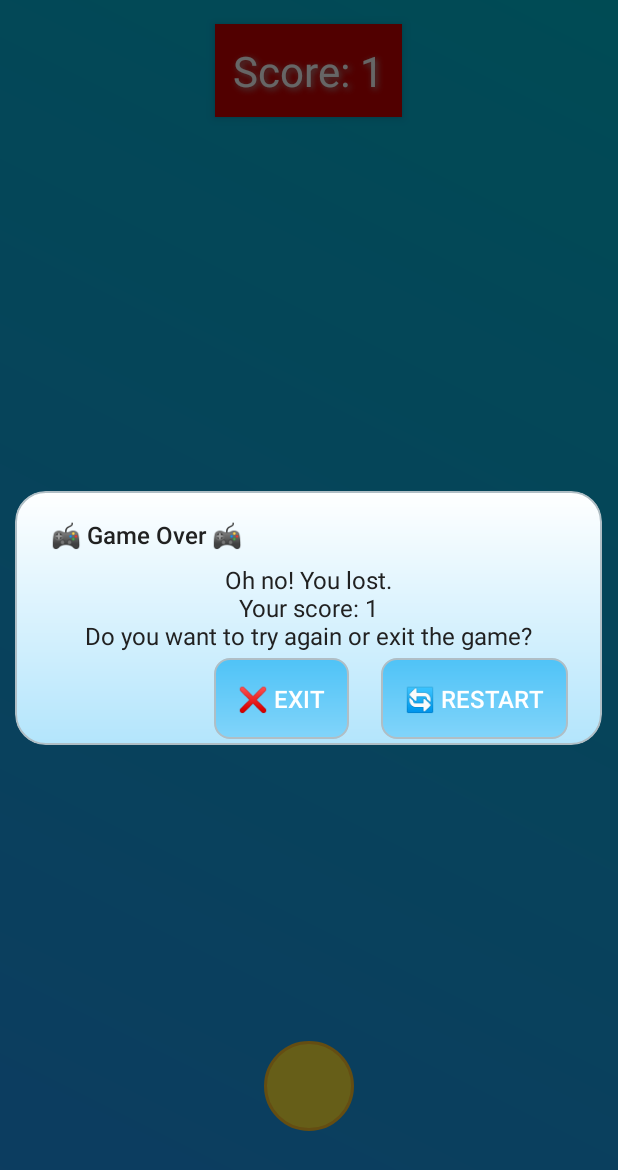
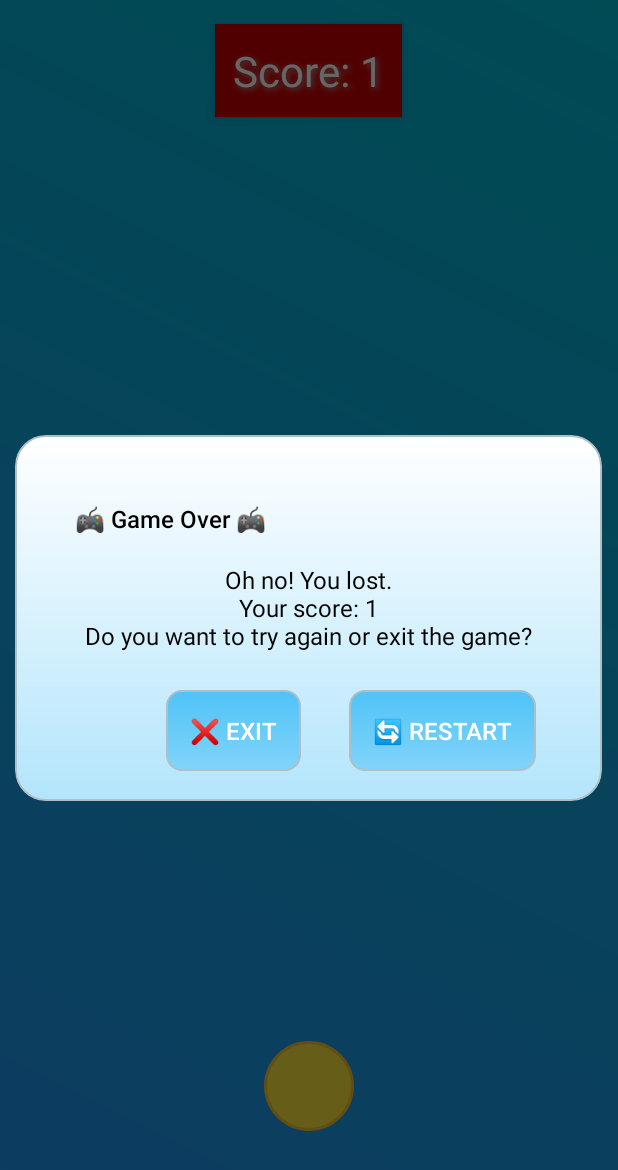
Before and after one commit to k-aghakhani/BallWallGame, an Android app: the screen it shows after launch (MainActivity), on a phone screen of 412 x 824 dp. Shown: the top 1170 px of the screen. Run offline under Robolectric (Android 15) with nearby library versions, the light colour scheme and no system bars.

Commit message:
Spacing between text and buttons: Using setPadding on messageText, I increased the vertical spacing between the text and buttons (32dp from the bottom of the text).

```diff
--- a/app/src/main/java/com/aghakhani/ballwallgame/MainActivity.java
+++ b/app/src/main/java/com/aghakhani/ballwallgame/MainActivity.java
@@ -191,6 +191,7 @@ public class MainActivity extends AppCompatActivity {
         mediaPlayer.setOnCompletionListener(MediaPlayer::release);
     }
 
+
     // Show a game over dialog with restart and exit options
     private void showGameOverDialog() {
         AlertDialog.Builder builder = new AlertDialog.Builder(this, R.style.CustomDialogTheme);
@@ -235,16 +236,31 @@ public class MainActivity extends AppCompatActivity {
                     LinearLayout.LayoutParams.WRAP_CONTENT,
                     LinearLayout.LayoutParams.WRAP_CONTENT
             );
-            params.setMargins(16, 0, 16, 0); // Horizontal margin between buttons
+            params.setMargins(24, 0, 24, 0); // Increase horizontal margin between buttons
             positiveButton.setLayoutParams(params);
             negativeButton.setLayoutParams(params);
         }
 
-        // Center the message text
+        // Center the message text and ensure readability
         TextView messageText = (TextView) dialog.findViewById(android.R.id.message);
         if (messageText != null) {
-            messageText.setTextSize(16);
+            messageText.setTextSize(16); // Ensure readable size
+            messageText.setTextColor(Color.BLACK); // Force black text for contrast
             messageText.setGravity(android.view.Gravity.CENTER);
+            messageText.setPadding(0, 0, 0, 32); // Add bottom padding to increase space between text and buttons
+        }
+
+        // Ensure the title is readable and add padding
+        TextView titleText = (TextView) dialog.findViewById(getResources().getIdentifier("alertTitle", "id", "android"));
+        if (titleText != null) {
+            titleText.setTextColor(Color.BLACK); // Force black text for contrast
+            titleText.setPadding(0, 16, 0, 16); // Add padding to the title for better spacing
+        }
+
+        // Add padding to the dialog content to create more space
+        View dialogView = dialog.findViewById(android.R.id.content);
+        if (dialogView != null) {
+            dialogView.setPadding(24, 24, 24, 24); // Add padding to the entire dialog content
         }
     }
 
```
